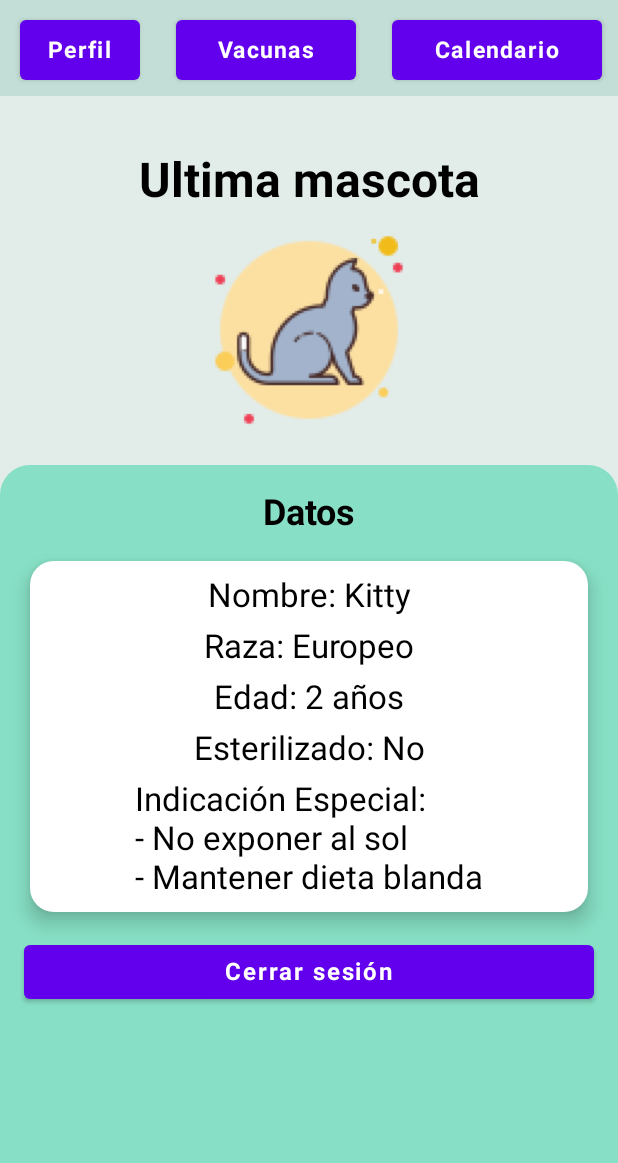
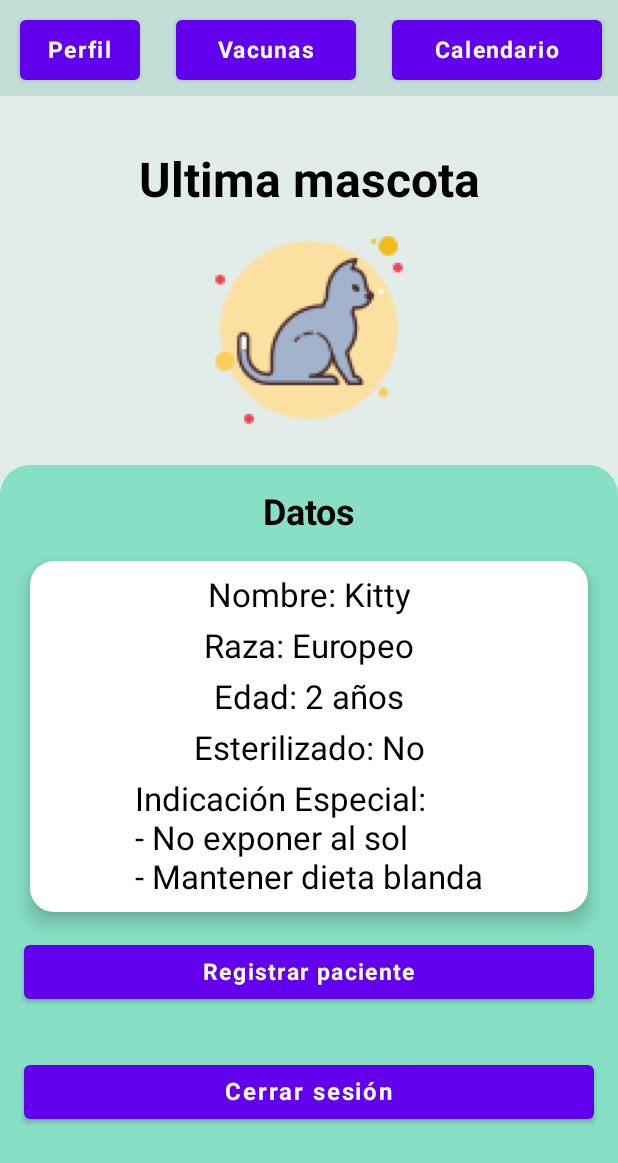
Before and after one commit to kevinverdiguel/Pet-Care, an Android app built with Jetpack Compose: the @Preview function ClientMenuPreview, on a phone screen of 412 x 824 dp. Shown: the top 1163 px of the screen. Run offline under Robolectric (Android 15) with nearby library versions, the phone set to English and light mode, and no system bars; 20 statements that could not run were skipped.

Commit message:
Cambios en el boton y pruebas con base de datos

```diff
--- a/app/src/main/java/com/example/petcare/Navigation/NavigationHost.kt
+++ b/app/src/main/java/com/example/petcare/Navigation/NavigationHost.kt
@@ -5,7 +5,6 @@ import androidx.compose.runtime.Composable
 import androidx.navigation.NavHostController
 import androidx.navigation.compose.NavHost
 import androidx.navigation.compose.composable
-import androidx.navigation.compose.rememberNavController
 import com.example.petcare.Navigation.Destinations.*
 import com.example.petcare.Screens.*
 import com.example.petcare.Screens.User.UserCalendar
@@ -153,7 +152,10 @@ fun NavigationHost( navController:NavHostController ){
             },
             goToLogin = {
                     navController.navigate(LoginRoute.route)
-            }
+            },
+                goToPetRegister = {
+                    navController.navigate(RegisterPatients.route)
+                }
                 )
         }
         // vacunas usuario
--- a/app/src/main/java/com/example/petcare/Screens/User/PetProfile.kt
+++ b/app/src/main/java/com/example/petcare/Screens/User/PetProfile.kt
@@ -8,21 +8,20 @@ import androidx.compose.foundation.background
 import androidx.compose.foundation.layout.*
 import androidx.compose.foundation.shape.RoundedCornerShape
 import androidx.compose.material.*
-import androidx.compose.runtime.*
+import androidx.compose.runtime.Composable
 import androidx.compose.ui.Alignment
 import androidx.compose.ui.Modifier
 import androidx.compose.ui.draw.clip
 import androidx.compose.ui.graphics.Color
-import androidx.compose.ui.text.font.FontWeight
-import androidx.compose.ui.tooling.preview.Preview
-import androidx.compose.ui.unit.dp
-import androidx.compose.ui.unit.sp
 import androidx.compose.ui.res.painterResource
 import androidx.compose.ui.text.SpanStyle
 import androidx.compose.ui.text.buildAnnotatedString
 import androidx.compose.ui.text.font.FontFamily
-import androidx.compose.ui.text.font.FontStyle
+import androidx.compose.ui.text.font.FontWeight
 import androidx.compose.ui.text.withStyle
+import androidx.compose.ui.tooling.preview.Preview
+import androidx.compose.ui.unit.dp
+import androidx.compose.ui.unit.sp
 import com.example.petcare.R
 import com.example.petcare.ui.theme.*
 
@@ -47,7 +46,8 @@ fun PetProfileMenu(
     goToPetProfile: () -> Unit = {},
     goToVaccines: () -> Unit = {},
     goToUserCalendar: () -> Unit ={},
-    goToLogin: () -> Unit = {}
+    goToLogin: () -> Unit = {},
+    goToPetRegister: ()  -> Unit ={}
 
 ) {
     Column(
@@ -250,6 +250,23 @@ fun PetProfileMenu(
                     )
                 }
             }
+
+            Button(
+                onClick = { goToPetRegister() },
+                enabled = true,
+                modifier = Modifier.fillMaxWidth()
+                    .padding(all = 16.dp),
+                colors = ButtonDefaults.buttonColors(backgroundColor = md_theme_light_primary)
+            ) {
+                Text(
+                    text = "Registrar paciente",
+                    fontWeight = FontWeight.Bold,
+                    color = Color.White,
+                    fontSize = 15.sp,
+                    modifier = Modifier.wrapContentSize()
+                )
+            }
+
             Button(
                 onClick = { goToLogin() },
                 enabled = true,
```
Also changed, not shown: app/src/main/java/com/example/petcare/Screens/RegisterActivity.kt (+23 -0 lines), app/src/main/java/com/example/petcare/Screens/Vet/Patients.kt (+15 -9 lines), app/src/main/java/com/example/petcare/Screens/Vet/PetRegister.kt (+34 -16 lines).
